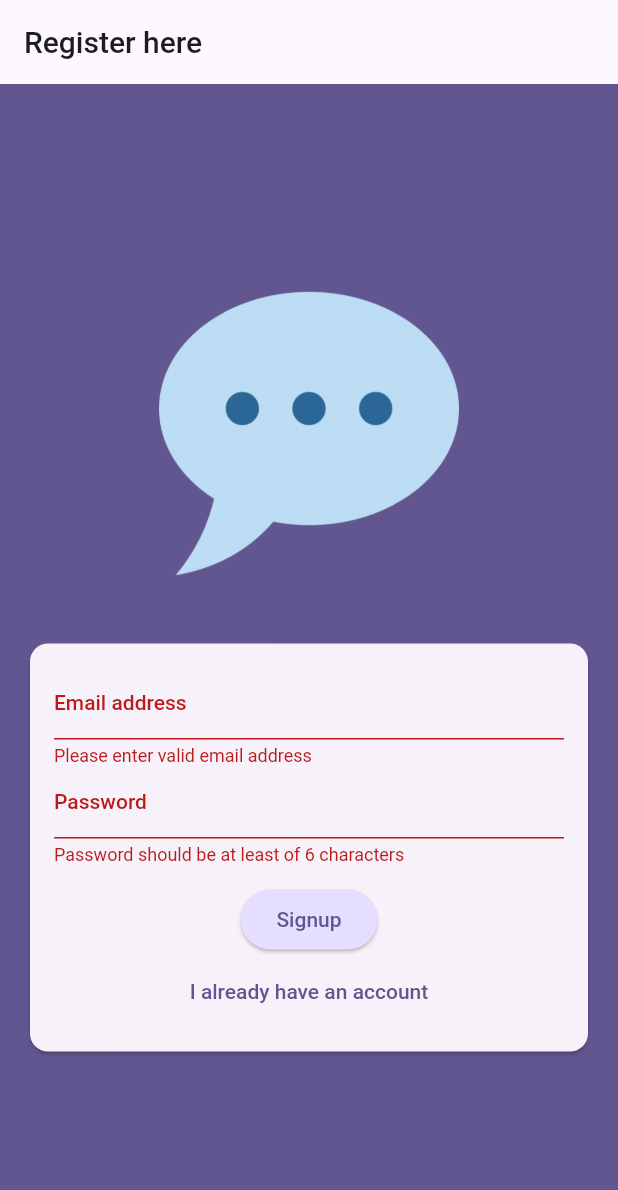
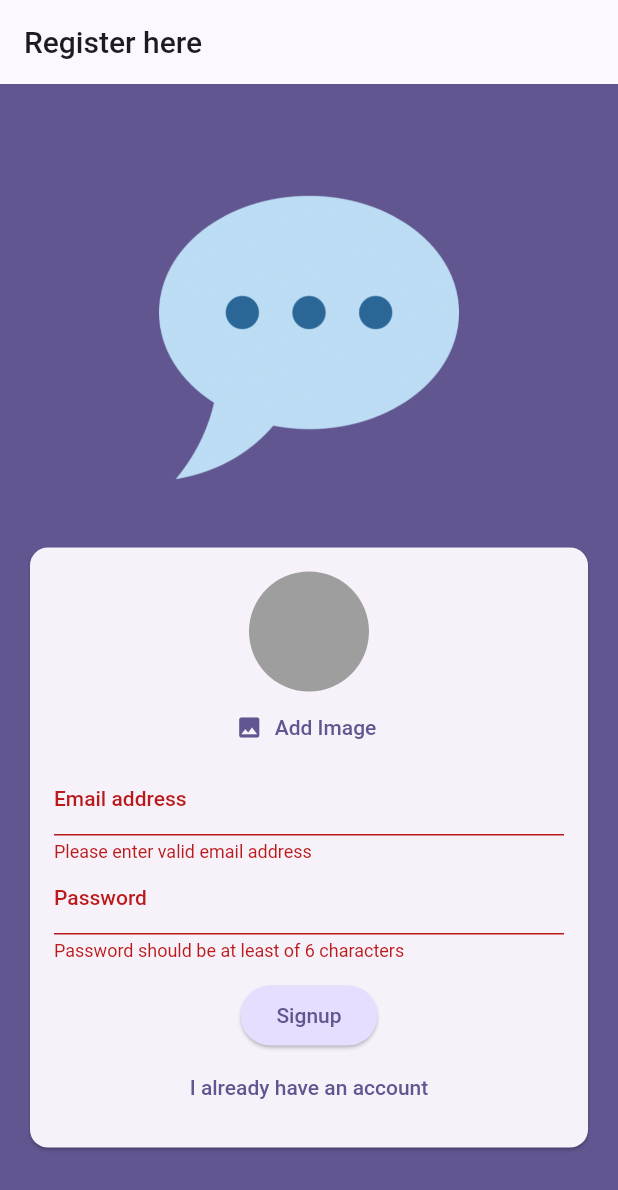
Before and after one commit to ashfaqahmad7866/chat_app, a Flutter app: the screen it shows after launch, after a tap on "Login", after a tap on "Create account", on a phone screen of 412 x 824 dp. Shown: the top 1190 px of the screen. Run offline on Flutter 3.47's test engine with Material 2 defaults, Android fonts, the phone set to English and light mode, and no system bars; our stand-ins replace firebase_auth, firebase_core, image_picker; accounts and stored records are empty.

Commit message:
Updated dependencies, added file and image pickers, and updated generated plugin registrants.

```diff
--- a/lib/main.dart
+++ b/lib/main.dart
@@ -1,5 +1,6 @@
 import 'package:chat_app/screens/auth.dart';
 import 'package:chat_app/screens/chat.dart';
+import 'package:chat_app/screens/splash.dart';
 import 'package:firebase_auth/firebase_auth.dart';
 import 'package:flutter/material.dart';
 import 'package:firebase_core/firebase_core.dart';
@@ -27,6 +28,9 @@ class ChatApp extends StatelessWidget {
         ),
       ),
       home: StreamBuilder(stream: FirebaseAuth.instance.authStateChanges(),builder: (context, snapshot) {
+        if (snapshot.connectionState==ConnectionState.waiting) {
+          return const SplashScreen();
+        }
         if(snapshot.hasData){
           return const ChatScreen();
         }
--- a/lib/screens/auth.dart
+++ b/lib/screens/auth.dart
@@ -1,3 +1,4 @@
+import 'package:chat_app/widgets/userimage_picker.dart';
 import 'package:flutter/material.dart';
 import 'package:firebase_auth/firebase_auth.dart';
 
@@ -72,6 +73,7 @@ class _AuthScreenState extends State<AuthScreen> {
                         mainAxisSize: MainAxisSize
                             .min, //column elements will contain only that space which they require
                         children: [
+                          if(!_isLogin) const UserImagePicker(),
                           TextFormField(
                             decoration: const InputDecoration(
                                 labelText: 'Email address'),
--- a/lib/screens/chat.dart
+++ b/lib/screens/chat.dart
@@ -1,3 +1,4 @@
+import 'package:firebase_auth/firebase_auth.dart';
 import 'package:flutter/material.dart';
 
 class ChatScreen extends StatelessWidget {
@@ -7,6 +8,9 @@ class ChatScreen extends StatelessWidget {
   Widget build(BuildContext context) {
     return Scaffold(
       appBar: AppBar(
+        actions: [IconButton(onPressed: () {
+          FirebaseAuth.instance.signOut();
+        }, icon: Icon(Icons.logout,color: Theme.of(context).colorScheme.primary,))],
         title: const Text('FlutterChat'),
       ),
       body: const Center(
--- /dev/null
+++ b/lib/screens/splash.dart
@@ -0,0 +1,17 @@
+import 'package:flutter/material.dart';
+
+class SplashScreen extends StatelessWidget {
+  const SplashScreen({super.key});
+
+  @override
+  Widget build(BuildContext context) {
+    return Scaffold(
+      appBar: AppBar(
+        title: const Text('FlutterChat'),
+      ),
+      body: const Center(
+        child: Text('Loading...'),
+      ),
+    );
+  }
+}
--- /dev/null
+++ b/lib/widgets/userimage_picker.dart
@@ -0,0 +1,36 @@
+import 'package:flutter/material.dart';
+import 'package:image_picker/image_picker.dart';
+import 'dart:io';
+class UserImagePicker extends StatefulWidget {
+  const UserImagePicker({super.key});
+  @override
+  State<UserImagePicker> createState() => UserImagePickerSate();
+}
+
+class UserImagePickerSate extends State<UserImagePicker> {
+  File? _pickedImage;
+  void _pickImagge() async{
+  final userImage= await ImagePicker().pickImage(source: ImageSource.camera,maxWidth: 150,imageQuality: 50,);
+  if (userImage==null) {
+    return;
+  }
+  setState(() {
+    _pickedImage=File(userImage.path);
+  });
+  }
+  @override
+  Widget build(BuildContext context) {
+    return Column(
+      children: [
+        CircleAvatar(radius: 40,backgroundColor: Colors.grey,foregroundImage:_pickedImage!=null? FileImage(_pickedImage!):null,),
+        TextButton.icon(
+            onPressed: _pickImagge,
+            icon: const Icon(Icons.image),
+            label: Text(
+              'Add Image',
+              style: TextStyle(color: Theme.of(context).colorScheme.primary),
+            ))
+      ],
+    );
+  }
+}
--- a/pubspec.yaml
+++ b/pubspec.yaml
@@ -37,6 +37,8 @@ dependencies:
   cupertino_icons: ^1.0.2
   firebase_core: ^2.15.1
   firebase_auth: ^4.10.0
+  firebase_storage: ^11.2.7
+  image_picker: ^1.0.4
 
 dev_dependencies:
   flutter_test:
```
Also changed, not shown: pubspec.lock, 5 other files.
